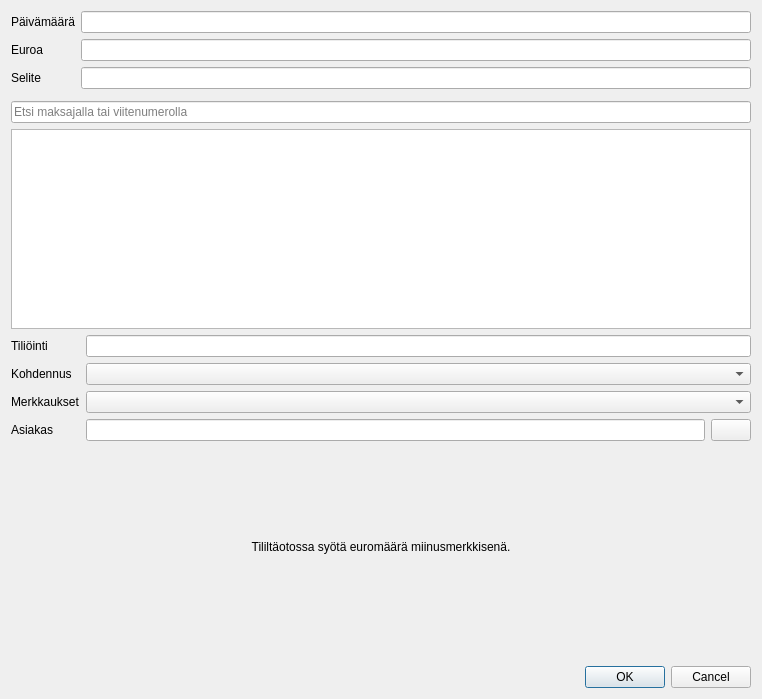
This is kitupiikki/apuri/tiliotekirjaaja.ui in artoh/kitupiikki as Qt 5 draws it before an edit. The edited form follows.
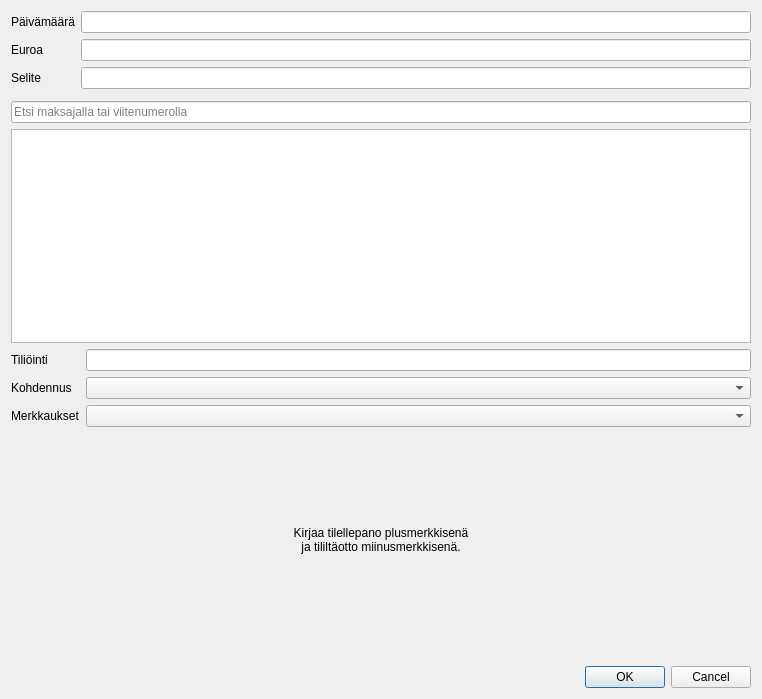
This is the edited form. Icons and pictures are not drawn. Custom widgets are drawn as their Qt base class.

What changed in the file:
```diff
--- a/kitupiikki/apuri/tiliotekirjaaja.ui
+++ b/kitupiikki/apuri/tiliotekirjaaja.ui
@@ -122,34 +122,6 @@
      <item row="2" column="1">
       <widget class="CheckCombo" name="merkkausCC"/>
      </item>
-     <item row="3" column="0">
-      <widget class="QLabel" name="asiakasLabel">
-       <property name="text">
-        <string>Asiakas</string>
-       </property>
-       <property name="buddy">
-        <cstring>asiakasEdit</cstring>
-       </property>
-      </widget>
-     </item>
-     <item row="3" column="1">
-      <layout class="QHBoxLayout" name="horizontalLayout">
-       <item>
-        <widget class="QLineEdit" name="asiakasEdit"/>
-       </item>
-       <item>
-        <widget class="QPushButton" name="asiakasBtn">
-         <property name="text">
-          <string/>
-         </property>
-         <property name="icon">
-          <iconset resource="../pic/pic.qrc">
-           <normaloff>:/pic/yrittaja.png</normaloff>:/pic/yrittaja.png</iconset>
-         </property>
-        </widget>
-       </item>
-      </layout>
-     </item>
     </layout>
    </item>
    <item>
@@ -161,7 +133,7 @@
       </sizepolicy>
      </property>
      <property name="text">
-      <string>Tililtäotossa syötä euromäärä miinusmerkkisenä.</string>
+      <string>&lt;html&gt;&lt;head/&gt;&lt;body&gt;&lt;p&gt;Kirjaa tilellepano plusmerkkisenä&lt;br/&gt;ja tililtäotto miinusmerkkisenä.&lt;/p&gt;&lt;/body&gt;&lt;/html&gt;</string>
      </property>
      <property name="alignment">
       <set>Qt::AlignCenter</set>
```
Left out of the diff: 4 changed lines with no effect on the pictures.
